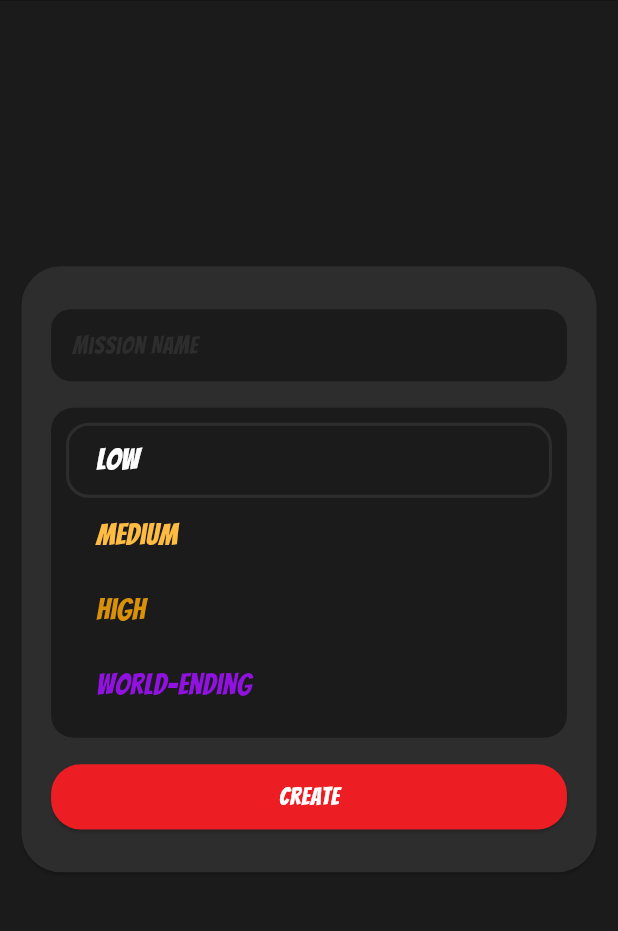
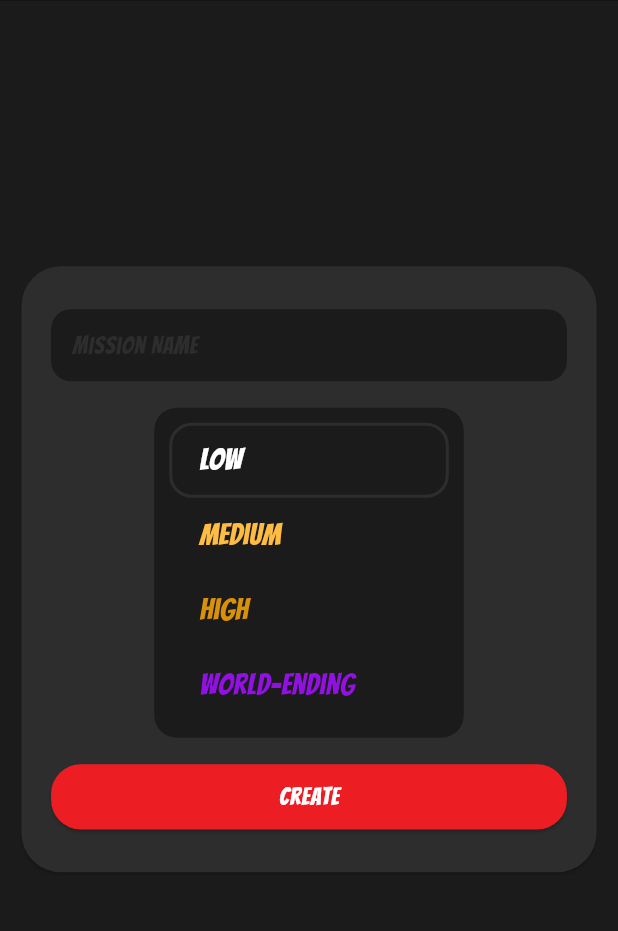
Before and after one commit to maksklimko/marvel_mission_manager, a Flutter app: the AddMissionScreen screen opened directly with empty values, on a phone screen of 412 x 824 dp, the part 98-1029 px from its top. Run offline on Flutter 3.47's test engine with Material 3 defaults, Android fonts, the light colour scheme and no system bars; our stand-ins replace another_flushbar, cloud_firestore, dartz, firebase_auth, firebase_core, flutter_bloc and 7 more; missing offline and left inert: theme_tailor_annotation; accounts and stored records are empty.

Commit message:
Resize mission priority picker

```diff
--- a/lib/features/characters/presentation/screens/add_mission_screen.dart
+++ b/lib/features/characters/presentation/screens/add_mission_screen.dart
@@ -50,8 +50,18 @@ class _AddMissionScreenState extends State<AddMissionScreen> {
                       ),
                     ),
                     const Spacer(flex: 2),
-                    MissionPriorityPicker(
-                      onChanged: (priority) => _selectedPriority = priority,
+                    Row(
+                      children: [
+                        Spacer(),
+                        Flexible(
+                          flex: 3,
+                          child: MissionPriorityPicker(
+                            onChanged:
+                                (priority) => _selectedPriority = priority,
+                          ),
+                        ),
+                        Spacer(),
+                      ],
                     ),
                     const Spacer(flex: 2),
                     AppButton(
```
